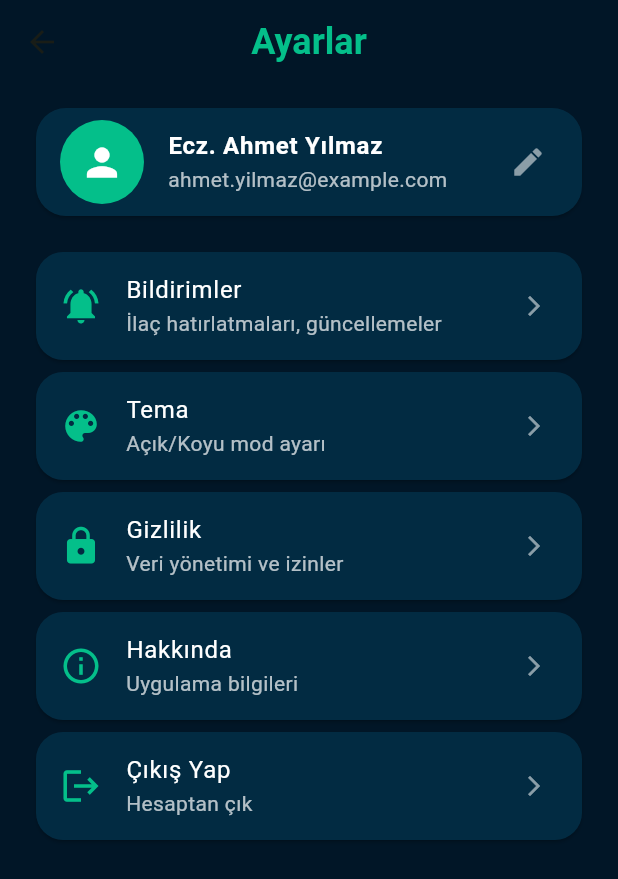
After one commit to Mert30/YZTA-Bootcamp-Group-110, a Flutter app: the SettingsPage screen opened directly, on a phone screen of 412 x 824 dp. The commit adds this screen. Shown: the top 879 px of the screen. Run offline on Flutter 3.47's test engine with Material 3 defaults, Android fonts, the phone set to English and light mode, and no system bars; our stand-ins replace cloud_firestore, convex_bottom_bar, firebase_auth, firebase_core, flutter_bloc, google_generative_ai; missing offline and left inert: mobile_scanner; accounts and stored records are empty.

Commit message:
"Settings bölümü geldi"

```diff
--- a/lib/ui/views/pharmacy_main_page.dart
+++ b/lib/ui/views/pharmacy_main_page.dart
@@ -1,5 +1,7 @@
 import 'package:flutter/material.dart';
 import 'package:convex_bottom_bar/convex_bottom_bar.dart';
+import 'package:smart_med_assistant/ui/views/first_screen.dart';
+import 'package:smart_med_assistant/ui/views/settings_page.dart';
 
 import 'dashboard_page.dart';
 import 'add_medicine_page.dart';
@@ -21,12 +23,13 @@ class _PharmacistMainPageState extends State<PharmacistMainPage> {
     AddMedicinePage(),
     PatientsPage(),
     StockPage(),
+    SettingsPage(),
   ];
 
   @override
   Widget build(BuildContext context) {
     return Scaffold(
-      body: _pages[_currentIndex],
+      body: _pages[_currentIndex.clamp(0, _pages.length - 1)],
       bottomNavigationBar: StyleProvider(
         style: Style(),
         child: ConvexAppBar(
@@ -38,11 +41,12 @@ class _PharmacistMainPageState extends State<PharmacistMainPage> {
             TabItem(icon: Icons.medication, title: 'İlaç Ekle'),
             TabItem(icon: Icons.people, title: 'Hastalar'),
             TabItem(icon: Icons.inventory, title: 'Stok'),
+            TabItem(icon: Icons.settings, title: "Ayarlar"),
           ],
           initialActiveIndex: _currentIndex,
           onTap: (int index) {
             setState(() {
-              _currentIndex = index;
+              _currentIndex = index.clamp(0, _pages.length - 1);
             });
           },
         ),
--- /dev/null
+++ b/lib/ui/views/settings_page.dart
@@ -0,0 +1,113 @@
+import 'package:flutter/material.dart';
+
+class SettingsPage extends StatelessWidget {
+  const SettingsPage({super.key});
+
+  @override
+  Widget build(BuildContext context) {
+    return Scaffold(
+      backgroundColor: const Color(0xFF011627),
+      appBar: AppBar(
+        backgroundColor: const Color(0xFF011627),
+        elevation: 0,
+        title: const Text(
+          'Ayarlar',
+          style: TextStyle(
+            color: Color(0xFF04BF8A),
+            fontWeight: FontWeight.bold,
+            fontSize: 24,
+          ),
+        ),
+        centerTitle: true,
+      ),
+      body: ListView(
+        padding: const EdgeInsets.symmetric(horizontal: 20, vertical: 12),
+        children: [
+          _buildProfileCard(),
+          const SizedBox(height: 16),
+          _buildSettingsOption(
+            icon: Icons.notifications_active,
+            title: 'Bildirimler',
+            subtitle: 'İlaç hatırlatmaları, güncellemeler',
+            onTap: () {},
+          ),
+          _buildSettingsOption(
+            icon: Icons.color_lens,
+            title: 'Tema',
+            subtitle: 'Açık/Koyu mod ayarı',
+            onTap: () {},
+          ),
+          _buildSettingsOption(
+            icon: Icons.lock,
+            title: 'Gizlilik',
+            subtitle: 'Veri yönetimi ve izinler',
+            onTap: () {},
+          ),
+          _buildSettingsOption(
+            icon: Icons.info_outline,
+            title: 'Hakkında',
+            subtitle: 'Uygulama bilgileri',
+            onTap: () {},
+          ),
+          _buildSettingsOption(
+            icon: Icons.logout,
+            title: 'Çıkış Yap',
+            subtitle: 'Hesaptan çık',
+            onTap: () {
+              // TODO: Firebase logout işlemi
+            },
+          ),
+        ],
+      ),
+    );
+  }
+
+  Widget _buildProfileCard() {
+    return Card(
+      color: const Color(0xFF022B42),
+      shape: RoundedRectangleBorder(borderRadius: BorderRadius.circular(20)),
+      child: ListTile(
+        leading: const CircleAvatar(
+          backgroundColor: Color(0xFF04BF8A),
+          radius: 28,
+          child: Icon(Icons.person, color: Colors.white, size: 30),
+        ),
+        title: const Text(
+          'Ecz. Ahmet Yılmaz',
+          style: TextStyle(color: Colors.white, fontWeight: FontWeight.bold),
+        ),
+        subtitle: const Text(
+          'ahmet.yilmaz@example.com',
+          style: TextStyle(color: Colors.white70),
+        ),
+        trailing: const Icon(Icons.edit, color: Colors.white54),
+        onTap: () {
+          // Profil düzenleme
+        },
+      ),
+    );
+  }
+
+  Widget _buildSettingsOption({
+    required IconData icon,
+    required String title,
+    required String subtitle,
+    required VoidCallback onTap,
+  }) {
+    return Card(
+      color: const Color(0xFF022B42),
+      shape: RoundedRectangleBorder(borderRadius: BorderRadius.circular(18)),
+      child: ListTile(
+        leading: Icon(icon, color: const Color(0xFF04BF8A), size: 28),
+        title: Text(title, style: const TextStyle(color: Colors.white)),
+        subtitle: Text(subtitle, style: const TextStyle(color: Colors.white70)),
+        trailing: const Icon(
+          Icons.arrow_forward_ios,
+          color: Colors.white54,
+          size: 16,
+        ),
+        onTap: onTap,
+      ),
+    );
+  }
+}
```
